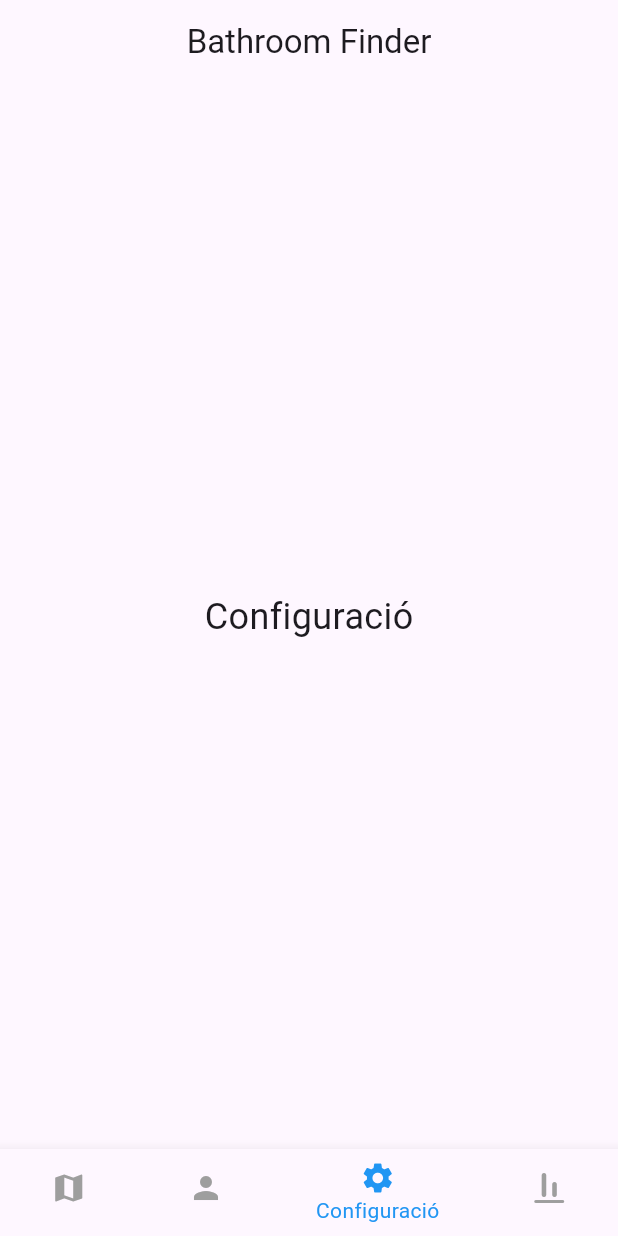
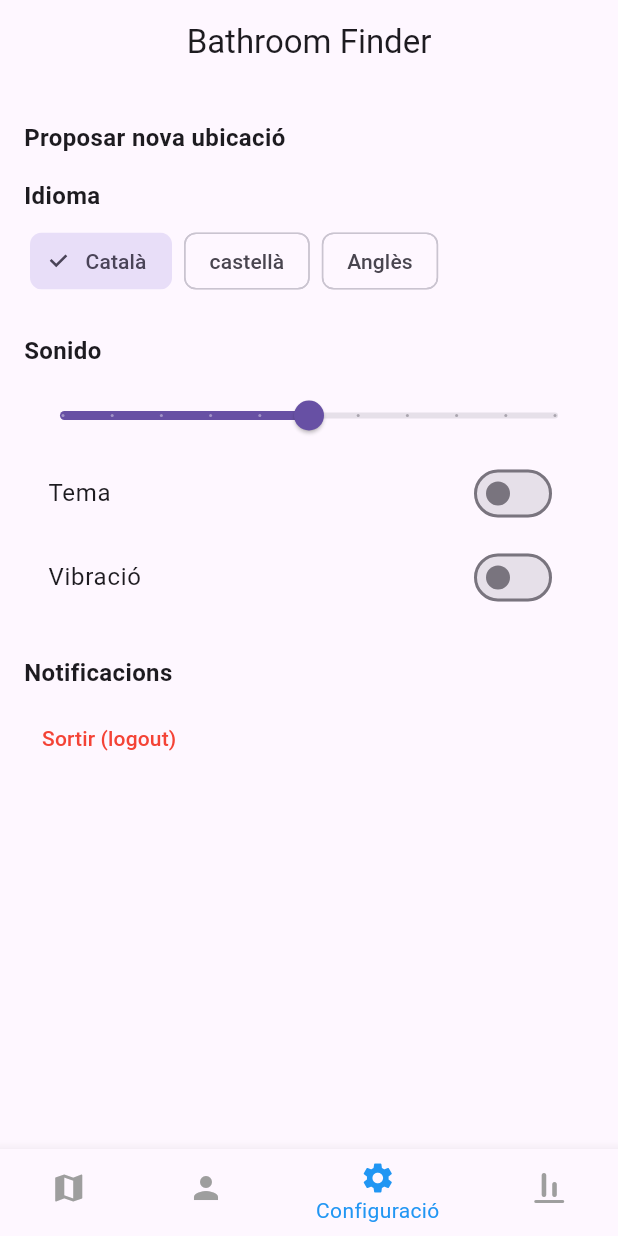
Before and after one commit to STORMC23/FllushFinder, a Flutter app: the HomeScreen screen opened directly, item 3 of the bottom bar chosen, on a phone screen of 412 x 824 dp. Run offline on Flutter 3.47's test engine with Material 3 defaults, Android fonts, the phone set to English and light mode, and no system bars; our stand-ins replace flutter_map, google_fonts, image_picker, latlong2.

Commit message:
Projecte Inici Diseny

```diff
--- a/lib/screens/Configuracio.dart
+++ b/lib/screens/Configuracio.dart
@@ -0,0 +1,108 @@
+import 'package:flutter/material.dart';
+
+class Configuracio extends StatelessWidget {
+  const Configuracio({super.key});
+
+  @override
+  Widget build(BuildContext context) {
+    return MaterialApp(
+      debugShowCheckedModeBanner: false,
+      home: SettingsPage(),
+    );
+  }
+}
+
+class SettingsPage extends StatefulWidget {
+  @override
+  _SettingsPageState createState() => _SettingsPageState();
+}
+
+class _SettingsPageState extends State<SettingsPage> {
+  bool isDarkTheme = false;
+  bool isVibrationEnabled = false;
+  double volume = 0.5;
+  String selectedLanguage = 'Català';
+
+  @override
+  Widget build(BuildContext context) {
+    return Scaffold(
+      body: Padding(
+        padding: const EdgeInsets.all(16.0),
+        child: Column(
+          crossAxisAlignment: CrossAxisAlignment.start,
+          children: [
+            _buildSectionTitle('Proposar nova ubicació'),
+            _buildSectionTitle('Idioma'),
+            Row(
+              mainAxisAlignment: MainAxisAlignment.start,
+              children: ['Català', 'castellà', 'Anglès'].map((lang) {
+                return Padding(
+                  padding: const EdgeInsets.symmetric(horizontal: 4.0),
+                  child: ChoiceChip(
+                    label: Text(lang),
+                    selected: selectedLanguage == lang,
+                    onSelected: (selected) {
+                      setState(() {
+                        selectedLanguage = lang;
+                      });
+                    },
+                  ),
+                );
+              }).toList(),
+            ),
+            const SizedBox(height: 16),
+            _buildSectionTitle('Sonido'),
+            Slider(
+              value: volume,
+              onChanged: (newVolume) {
+                setState(() {
+                  volume = newVolume;
+                });
+              },
+              min: 0,
+              max: 1,
+              divisions: 10,
+            ),
+            _buildToggle('Tema', isDarkTheme, (value) {
+              setState(() {
+                isDarkTheme = value;
+              });
+            }),
+            _buildToggle('Vibració', isVibrationEnabled, (value) {
+              setState(() {
+                isVibrationEnabled = value;
+              });
+            }),
+            const SizedBox(height: 16),
+            _buildSectionTitle('Notificacions'),
+            TextButton(
+              onPressed: () {},
+              child: const Text(
+                'Sortir (logout)',
+                style: TextStyle(color: Colors.red),
+              ),
+            ),
+          ],
+        ),
+      ),
+    );
+  }
+
+  Widget _buildSectionTitle(String title) {
+    return Padding(
+      padding: const EdgeInsets.symmetric(vertical: 8.0),
+      child: Text(
+        title,
+        style: const TextStyle(fontWeight: FontWeight.bold, fontSize: 16),
+      ),
+    );
+  }
+
+  Widget _buildToggle(String title, bool value, Function(bool) onChanged) {
+    return SwitchListTile(
+      title: Text(title),
+      value: value,
+      onChanged: onChanged,
+    );
+  }
+}
--- a/lib/screens/HomeScreen.dart
+++ b/lib/screens/HomeScreen.dart
@@ -1,4 +1,6 @@
 import 'package:flutter/material.dart';
+import 'package:flutter_application_2/screens/Configuracio.dart';
+import 'package:flutter_application_2/screens/Ranking.dart';
 import 'package:flutter_map/flutter_map.dart';
 import 'package:latlong2/latlong.dart';
 import 'package:http/http.dart' as http;
@@ -92,8 +94,8 @@
         ],
       ),
       const ProfilePage(),
-      const Center(child: Text('Configuració', style: TextStyle(fontSize: 24))),
-      const Center(child: Text('Ranking', style: TextStyle(fontSize: 24))),
+      const Configuracio(),
+       Ranking(),
     ]);
   }
 
--- a/pubspec.yaml
+++ b/pubspec.yaml
@@ -14,11 +14,14 @@
   flutter_map: ^8.0.0
   google_fonts: ^6.2.1
   image_picker: ^1.1.2
+  google_maps_flutter: ^2.10.1
+  location: ^8.0.0
 
 dev_dependencies:
   flutter_test:
     sdk: flutter
   flutter_lints: ^4.0.0
+  supabase_flutter: any
 
 flutter:
   uses-material-design: true
@@ -26,3 +29,4 @@
   # Afegir assets correctament
   assets:
     - assets/Splash/ToiletSplash.png
+    - assets/
```
Also changed, not shown: lib/screens/Perfil.dart (+100 -99 lines), lib/screens/Ranking.dart (+122 -0 lines), assets/profile.jpg (added), pubspec.lock, 5 other files.
